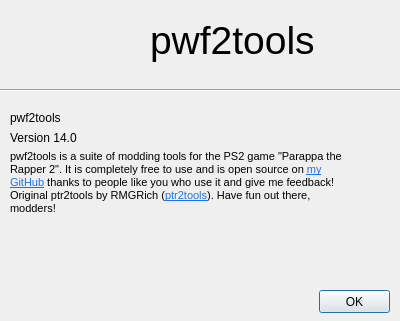
First picture: the form in QtGUI/pwf2about.ui, repository pahaze/pwf2tools-cpp, before the edit.
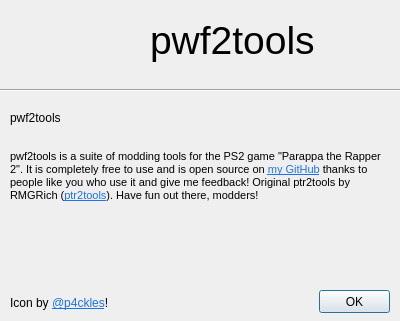
Second picture: the form after the edit. Icons and pictures are not drawn.

Commit message: Version 14.5 update - Added console, logging, Discord Rich Presence, cleaned up the GUI overall, removed optimizing from pwf2int, removed unused tools until they're added

```diff
--- a/QtGUI/pwf2about.ui
+++ b/QtGUI/pwf2about.ui
@@ -66,14 +66,10 @@
    </property>
    <property name="text">
     <string>&lt;!DOCTYPE HTML PUBLIC &quot;-//W3C//DTD HTML 4.0//EN&quot; &quot;http://www.w3.org/TR/REC-html40/strict.dtd&quot;&gt;
-&lt;html&gt;&lt;head&gt;&lt;meta name=&quot;qrichtext&quot; content=&quot;1&quot; /&gt;&lt;style type=&quot;text/css&quot;&gt;
+&lt;html&gt;&lt;head&gt;&lt;meta name=&quot;qrichtext&quot; content=&quot;1&quot; /&gt;&lt;meta charset=&quot;utf-8&quot; /&gt;&lt;style type=&quot;text/css&quot;&gt;
 p, li { white-space: pre-wrap; }
-&lt;/style&gt;&lt;/head&gt;&lt;body style=&quot; font-family:'Sans Serif'; font-size:9pt; font-weight:400; font-style:normal;&quot;&gt;
-&lt;p style=&quot; margin-top:0px; margin-bottom:0px; margin-left:0px; margin-right:0px; -qt-block-indent:0; text-indent:0px;&quot;&gt;&lt;span style=&quot; font-size:8pt;&quot;&gt;pwf2tools is a suite of modding tools for the PS2 game &amp;quot;Parappa the&lt;/span&gt;&lt;/p&gt;
-&lt;p style=&quot; margin-top:0px; margin-bottom:0px; margin-left:0px; margin-right:0px; -qt-block-indent:0; text-indent:0px;&quot;&gt;&lt;span style=&quot; font-size:8pt;&quot;&gt;Rapper 2&amp;quot;. It is completely free to use and is open source on &lt;/span&gt;&lt;a href=&quot;https://github.com/pahaze/pwf2tools-execs&quot;&gt;&lt;span style=&quot; font-size:8pt; text-decoration: underline; color:#1a73e8;&quot;&gt;my&lt;/span&gt;&lt;/a&gt;&lt;/p&gt;
-&lt;p style=&quot; margin-top:0px; margin-bottom:0px; margin-left:0px; margin-right:0px; -qt-block-indent:0; text-indent:0px;&quot;&gt;&lt;a href=&quot;https://github.com/pahaze/pwf2tools-execs&quot;&gt;&lt;span style=&quot; font-size:8pt; text-decoration: underline; color:#1a73e8;&quot;&gt;GitHub&lt;/span&gt;&lt;/a&gt;&lt;span style=&quot; font-size:8pt;&quot;&gt; thanks to people like you who use it and give me feedback!&lt;/span&gt;&lt;/p&gt;
-&lt;p style=&quot; margin-top:0px; margin-bottom:0px; margin-left:0px; margin-right:0px; -qt-block-indent:0; text-indent:0px;&quot;&gt;&lt;span style=&quot; font-size:8pt;&quot;&gt;Original ptr2tools by RMGRich (&lt;/span&gt;&lt;a href=&quot;https://github.com/mgrich/ptr2tools&quot;&gt;&lt;span style=&quot; font-size:8pt; text-decoration: underline; color:#1a73e8;&quot;&gt;ptr2tools&lt;/span&gt;&lt;/a&gt;&lt;span style=&quot; font-size:8pt;&quot;&gt;). Have fun out there,&lt;/span&gt;&lt;/p&gt;
-&lt;p style=&quot; margin-top:0px; margin-bottom:0px; margin-left:0px; margin-right:0px; -qt-block-indent:0; text-indent:0px;&quot;&gt;&lt;span style=&quot; font-size:8pt;&quot;&gt;modders!&lt;/span&gt;&lt;/p&gt;&lt;/body&gt;&lt;/html&gt;</string>
+&lt;/style&gt;&lt;/head&gt;&lt;body style=&quot; font-family:'Sans'; font-size:10pt; font-weight:400; font-style:normal;&quot;&gt;
+&lt;p style=&quot; margin-top:0px; margin-bottom:0px; margin-left:0px; margin-right:0px; -qt-block-indent:0; text-indent:0px;&quot;&gt;&lt;span style=&quot; font-family:'Sans Serif'; font-size:8pt;&quot;&gt;pwf2tools is a suite of modding tools for the PS2 game &amp;quot;Parappa the Rapper 2&amp;quot;. It is completely free to use and is open source on &lt;/span&gt;&lt;a href=&quot;https://github.com/pahaze/pwf2tools-execs&quot;&gt;&lt;span style=&quot; font-family:'Sans Serif'; font-size:8pt; text-decoration: underline; color:#1a73e8;&quot;&gt;my GitHub&lt;/span&gt;&lt;/a&gt;&lt;span style=&quot; font-family:'Sans Serif'; font-size:8pt;&quot;&gt; thanks to people like you who use it and give me feedback! Original ptr2tools by RMGRich (&lt;/span&gt;&lt;a href=&quot;https://github.com/mgrich/ptr2tools&quot;&gt;&lt;span style=&quot; font-family:'Sans Serif'; font-size:8pt; text-decoration: underline; color:#1a73e8;&quot;&gt;ptr2tools&lt;/span&gt;&lt;/a&gt;&lt;span style=&quot; font-family:'Sans Serif'; font-size:8pt;&quot;&gt;). Have fun out there, modders!&lt;/span&gt;&lt;/p&gt;&lt;/body&gt;&lt;/html&gt;</string>
    </property>
    <property name="textFormat">
     <enum>Qt::AutoText</enum>
@@ -84,6 +80,9 @@
    <property name="alignment">
     <set>Qt::AlignLeading|Qt::AlignLeft|Qt::AlignTop</set>
    </property>
+   <property name="wordWrap">
+    <bool>true</bool>
+   </property>
    <property name="openExternalLinks">
     <bool>true</bool>
    </property>
@@ -93,25 +92,25 @@
     <rect>
      <x>10</x>
      <y>110</y>
-     <width>61</width>
-     <height>16</height>
-    </rect>
-   </property>
-   <property name="text">
-    <string>pwf2tools</string>
-   </property>
-  </widget>
-  <widget class="QLabel" name="versionlabl">
-   <property name="geometry">
-    <rect>
-     <x>10</x>
-     <y>130</y>
      <width>81</width>
      <height>16</height>
     </rect>
    </property>
    <property name="text">
-    <string>Version 14.0</string>
+    <string>pwf2tools</string>
+   </property>
+  </widget>
+  <widget class="QLabel" name="versionLabel">
+   <property name="geometry">
+    <rect>
+     <x>10</x>
+     <y>130</y>
+     <width>101</width>
+     <height>16</height>
+    </rect>
+   </property>
+   <property name="text">
+    <string/>
    </property>
   </widget>
   <widget class="QPushButton" name="leaveButton">
@@ -132,7 +131,7 @@
     <rect>
      <x>10</x>
      <y>230</y>
-     <width>211</width>
+     <width>381</width>
      <height>16</height>
     </rect>
    </property>
@@ -159,6 +158,22 @@
     <string>pwf2tools</string>
    </property>
   </widget>
+  <widget class="QLabel" name="iconByLabel">
+   <property name="geometry">
+    <rect>
+     <x>10</x>
+     <y>293</y>
+     <width>301</width>
+     <height>20</height>
+    </rect>
+   </property>
+   <property name="text">
+    <string>&lt;html&gt;&lt;body&gt;&lt;p&gt;Icon by &lt;/span&gt;&lt;a href=&quot;https://twitter.com/p4ckles&quot;&gt;&lt;span style=&quot;text-decoration: underline; color:#1a73e8;&quot;&gt;@p4ckles&lt;/span&gt;&lt;/a&gt;!&lt;/p&gt;&lt;/body&gt;&lt;/html&gt;</string>
+   </property>
+   <property name="openExternalLinks">
+    <bool>true</bool>
+   </property>
+  </widget>
  </widget>
  <resources>
   <include location="pwf2main.qrc"/>
```
Left out of the diff: 14 changed lines with no effect on the pictures. The commit also changes 54 other files.
